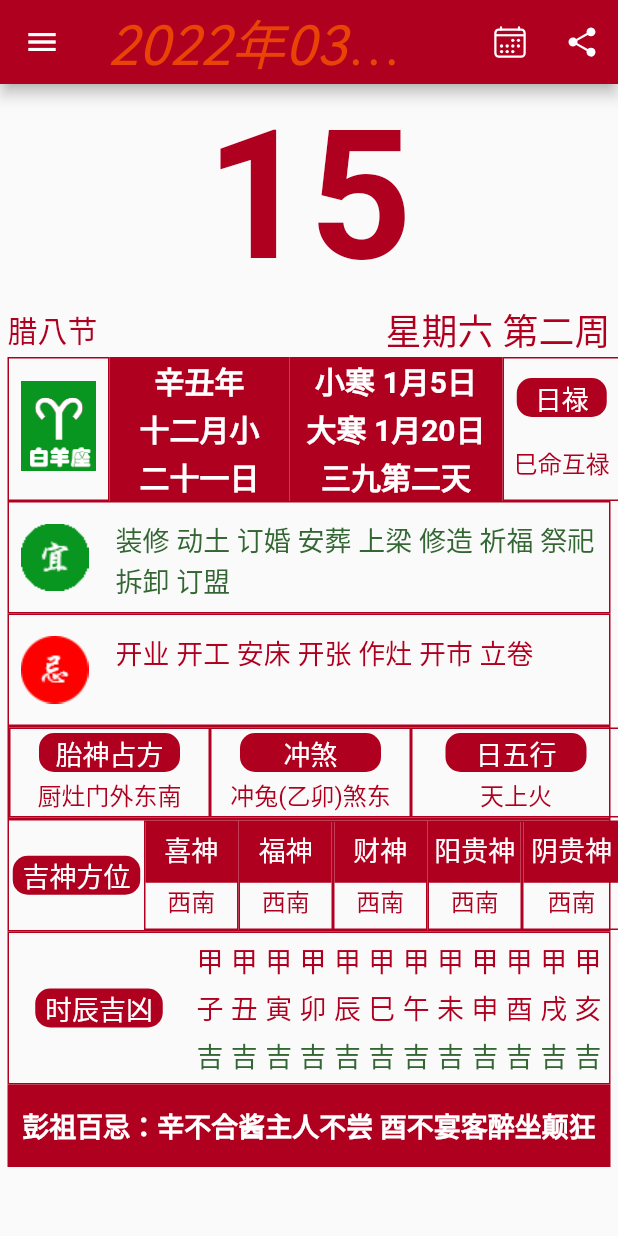
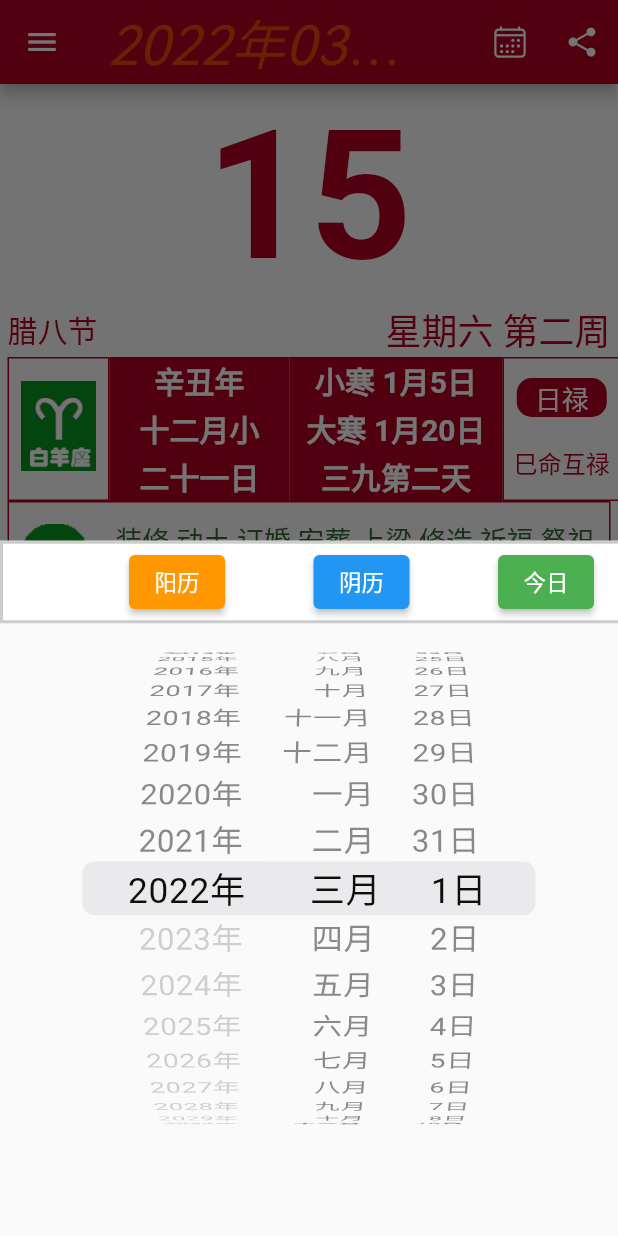
Before and after one commit to adoontheway/lunar_clock, a Flutter app: the screen it shows after launch, after a tap on an icon or button, on a phone screen of 412 x 824 dp. Run offline on Flutter 3.47's test engine with Material 2 defaults, Android fonts, the phone set to English and light mode, and no system bars; our stand-ins replace flutter_screenutil, ionicons; Roboto replaces fonts that are missing (Hind); statements that could not run were skipped.

Commit message:
add datepicker

```diff
--- a/lib/main.dart
+++ b/lib/main.dart
@@ -1,7 +1,6 @@
 import 'package:flutter/material.dart';
+import 'package:flutter_localizations/flutter_localizations.dart';
 import 'package:flutter_screenutil/flutter_screenutil.dart';
-import 'package:get/get.dart';
-import 'package:lunar_clock/controller/calendar_controller.dart';
 import 'package:lunar_clock/value/value.dart';
 import 'package:lunar_clock/view/lunar_calendar.dart';
 
@@ -21,6 +20,16 @@ class MyApp extends StatelessWidget {
       minTextAdapt: true,
       splitScreenMode: true,
       builder: () => MaterialApp(
+        locale: const Locale("zh", "CN"),
+        supportedLocales: const [
+          Locale("zh", "CN"),
+          Locale("en", "US"),
+        ],
+        localizationsDelegates: const [
+          GlobalCupertinoLocalizations.delegate,
+          GlobalMaterialLocalizations.delegate,
+          GlobalWidgetsLocalizations.delegate,
+        ],
         title: '老黄历',
         debugShowCheckedModeBanner: false,
         theme: light_theme,
--- a/lib/view/lunar_calendar.dart
+++ b/lib/view/lunar_calendar.dart
@@ -1,14 +1,13 @@
 import 'dart:convert';
 import 'dart:io';
 
+import 'package:flutter/cupertino.dart';
 import 'package:flutter/material.dart';
-import 'package:flutter_holo_date_picker/flutter_holo_date_picker.dart';
-import 'package:get/get.dart';
+import 'package:flutter_screenutil/flutter_screenutil.dart';
 import 'package:intl/intl.dart';
 import 'package:ionicons/ionicons.dart';
 import 'package:lunar_clock/utils/util.dart';
 import 'package:lunar_clock/value/value.dart';
-import 'package:lunar_clock/view/calendar_chose.dart';
 import 'package:lunar_clock/view/widgets/widgets.dart';
 
 class LunarCalendar extends StatefulWidget {
@@ -63,25 +62,67 @@ class _LunarCalendarState extends State<LunarCalendar> {
         // leading: _buildTotayButton(),
         actions: [
           IconButton(
-            onPressed: () async {
-              DateTime? newDate = await DatePicker.showSimpleDatePicker(
-                context,
-                initialDate: DateTime.now(),
-                firstDate: DateTime.parse('1984-01-01'),
-                lastDate: DateTime.parse('2024-12-31'),
-                dateFormat: 'yyyy-M-d',
-                locale: DateTimePickerLocale.zh_cn,
-                looping: true,
-                titleText: "请选择日期",
-                confirmText: "确定",
-                cancelText: "取消",
+            onPressed: () {
+              showModalBottomSheet(
+                context: context,
+                builder: (BuildContext context) {
+                  return Scaffold(
+                    body: SafeArea(
+                      child: Stack(
+                        children: [
+                          Positioned(
+                            height: 55.0,
+                            child: Container(
+                              padding: EdgeInsets.only(left: 25, right: 25),
+                              decoration: BoxDecoration(
+                                border: Border.all(
+                                  width: 2,
+                                  color: Color(0xffcccccc),
+                                ),
+                                color: Colors.white,
+                              ),
+                              child: _buildPickerHeader(),
+                            ),
+                          ),
+                          CupertinoDatePicker(
+                            mode: CupertinoDatePickerMode.date,
+                            minimumDate: DateTime(1990, 1, 1),
+                            maximumDate: DateTime(2022, 12, 31),
+                            initialDateTime: DateTime.now(),
+                            dateOrder: DatePickerDateOrder.ymd,
+                            onDateTimeChanged: (DateTime newDate) {
+                              // print("selected $datetiem");
+                              setState(() {
+                                print('selected: $newDate');
+                                now = newDate;
+                              });
+                            },
+                          ),
+                        ],
+                      ),
+                    ),
+                  );
+                  return Container(
+                    height: 400.0,
+                    child: SafeArea(
+                      child: CupertinoDatePicker(
+                        mode: CupertinoDatePickerMode.date,
+                        minimumDate: DateTime(1990, 1, 1),
+                        maximumDate: DateTime(2022, 12, 31),
+                        initialDateTime: DateTime.now(),
+                        dateOrder: DatePickerDateOrder.ymd,
+                        onDateTimeChanged: (DateTime newDate) {
+                          // print("selected $datetiem");
+                          setState(() {
+                            print('selected: $newDate');
+                            now = newDate;
+                          });
+                        },
+                      ),
+                    ),
+                  );
+                },
               );
-              if (newDate != null) {
-                setState(() {
-                  print('selected: $newDate');
-                  now = newDate;
-                });
-              }
             },
             icon: Icon(
               Ionicons.calendar_outline,
@@ -123,6 +164,50 @@ class _LunarCalendarState extends State<LunarCalendar> {
             // _buildRow5(),
           ],
         ),
+      ),
+    );
+  }
+
+  Widget _buildPickerHeader() {
+    return Container(
+      width: ScreenUtil().uiSize.width, //MediaQuery.of(context).size.width,
+      child: Row(
+        mainAxisAlignment: MainAxisAlignment.spaceEvenly,
+        children: [
+          ElevatedButton(
+            onPressed: () {
+              print("点击了阳历按钮");
+            },
+            child: Text("阳历"),
+            style: ButtonStyle(
+              backgroundColor: MaterialStateProperty.resolveWith((states) {
+                return Colors.orange;
+              }),
+            ),
+          ),
+          ElevatedButton(
+            onPressed: () {
+              print("点击了阴历按钮");
+            },
+            child: const Text("阴历"),
+            style: ButtonStyle(
+              backgroundColor: MaterialStateProperty.resolveWith((states) {
+                return Colors.blue;
+              }),
+            ),
+          ),
+          ElevatedButton(
+            onPressed: () {
+              print("点击了今日按钮");
+            },
+            child: Text("今日"),
+            style: ButtonStyle(
+              backgroundColor: MaterialStateProperty.resolveWith((states) {
+                return Colors.green;
+              }),
+            ),
+          ),
+        ],
       ),
     );
   }
```
Also changed, not shown: lib/controller/calendar_controller.dart (deleted, +0 -18 lines), lib/controller/calendar_model.dart (deleted, +0 -25 lines), lib/provider/calendar_provider.dart (deleted, +0 -35 lines), lib/service/calendar_service.dart (deleted, +0 -8 lines), lib/view/alarm_view.dart (deleted, +0 -213 lines), lib/view/calendar_chose.dart (deleted, +0 -104 lines), pubspec.yaml (+5 -2 lines), pubspec.lock, 1 other file.
